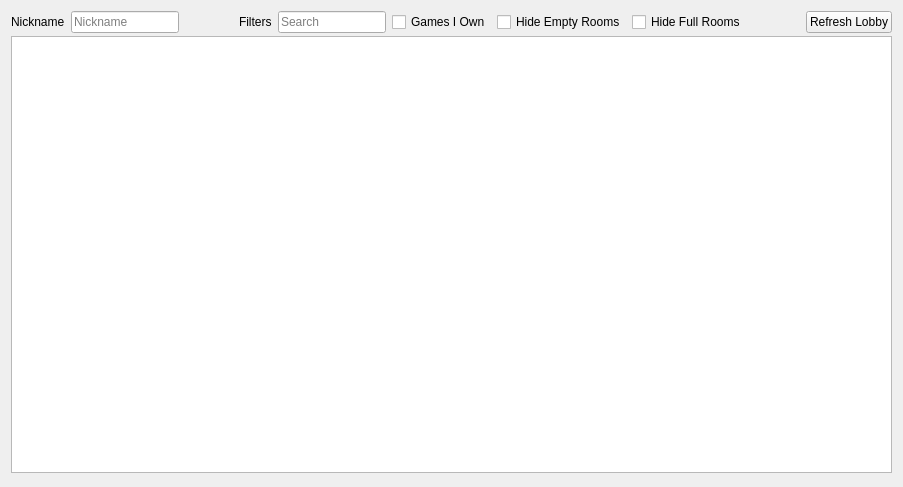
The window that src/citron/multiplayer/lobby.ui (citron-neo/emulator) describes before a commit, drawn with Qt 5.
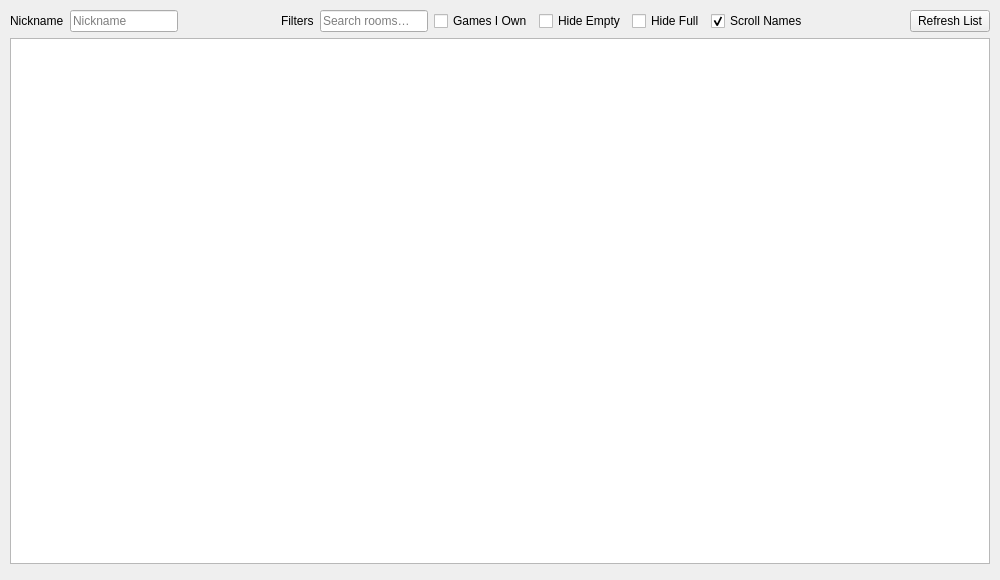
The same window after the commit.

Diff of the .ui file:
```diff
--- a/src/citron/multiplayer/lobby.ui
+++ b/src/citron/multiplayer/lobby.ui
@@ -6,26 +6,50 @@
    <rect>
     <x>0</x>
     <y>0</y>
-    <width>903</width>
-    <height>487</height>
+    <width>1000</width>
+    <height>580</height>
    </rect>
   </property>
+  <property name="minimumSize">
+   <size>
+    <width>720</width>
+    <height>420</height>
+   </size>
+  </property>
   <property name="windowTitle">
    <string>Public Room Browser</string>
   </property>
   <layout class="QVBoxLayout" name="verticalLayout">
+   <property name="spacing">
+    <number>6</number>
+   </property>
+   <property name="leftMargin">
+    <number>10</number>
+   </property>
+   <property name="topMargin">
+    <number>10</number>
+   </property>
+   <property name="rightMargin">
+    <number>10</number>
+   </property>
+   <property name="bottomMargin">
+    <number>10</number>
+   </property>
    <item>
     <layout class="QVBoxLayout" name="verticalLayout_2">
      <property name="spacing">
-      <number>3</number>
+      <number>6</number>
      </property>
      <item>
       <layout class="QHBoxLayout" name="horizontalLayout_3">
        <property name="spacing">
-        <number>6</number>
+        <number>8</number>
        </property>
        <item>
         <layout class="QHBoxLayout" name="horizontalLayout_5">
+         <property name="spacing">
+          <number>6</number>
+         </property>
          <item>
           <widget class="QLabel" name="label">
            <property name="text">
@@ -47,7 +71,7 @@
            </property>
            <property name="sizeHint" stdset="0">
             <size>
-             <width>40</width>
+             <width>16</width>
              <height>20</height>
             </size>
            </property>
@@ -63,7 +87,7 @@
          <item>
           <widget class="QLineEdit" name="search">
            <property name="placeholderText">
-            <string>Search</string>
+            <string>Search rooms…</string>
            </property>
            <property name="clearButtonEnabled">
             <bool>true</bool>
@@ -80,14 +104,24 @@
          <item>
           <widget class="QCheckBox" name="hide_empty">
            <property name="text">
-            <string>Hide Empty Rooms</string>
+            <string>Hide Empty</string>
            </property>
           </widget>
          </item>
          <item>
           <widget class="QCheckBox" name="hide_full">
            <property name="text">
-            <string>Hide Full Rooms</string>
+            <string>Hide Full</string>
+           </property>
+          </widget>
+         </item>
+         <item>
+          <widget class="QCheckBox" name="scroll_names">
+           <property name="text">
+            <string>Scroll Names</string>
+           </property>
+           <property name="checked">
+            <bool>true</bool>
            </property>
           </widget>
          </item>
@@ -98,7 +132,7 @@
            </property>
            <property name="sizeHint" stdset="0">
             <size>
-             <width>40</width>
+             <width>16</width>
              <height>20</height>
             </size>
            </property>
@@ -107,7 +141,7 @@
          <item>
           <widget class="QPushButton" name="refresh_list">
            <property name="text">
-            <string>Refresh Lobby</string>
+            <string>Refresh List</string>
            </property>
           </widget>
          </item>
@@ -116,7 +150,17 @@
       </layout>
      </item>
      <item>
-      <widget class="QTreeView" name="room_list"/>
+      <widget class="QTreeView" name="room_list">
+       <property name="sizePolicy">
+        <sizepolicy hsizetype="Expanding" vsizetype="Expanding">
+         <horstretch>1</horstretch>
+         <verstretch>1</verstretch>
+        </sizepolicy>
+       </property>
+       <property name="mouseTracking">
+        <bool>true</bool>
+       </property>
+      </widget>
      </item>
      <item>
       <widget class="QWidget" name="widget" native="true"/>
```
Left out of the diff: 3 changed lines with no effect on the pictures.
